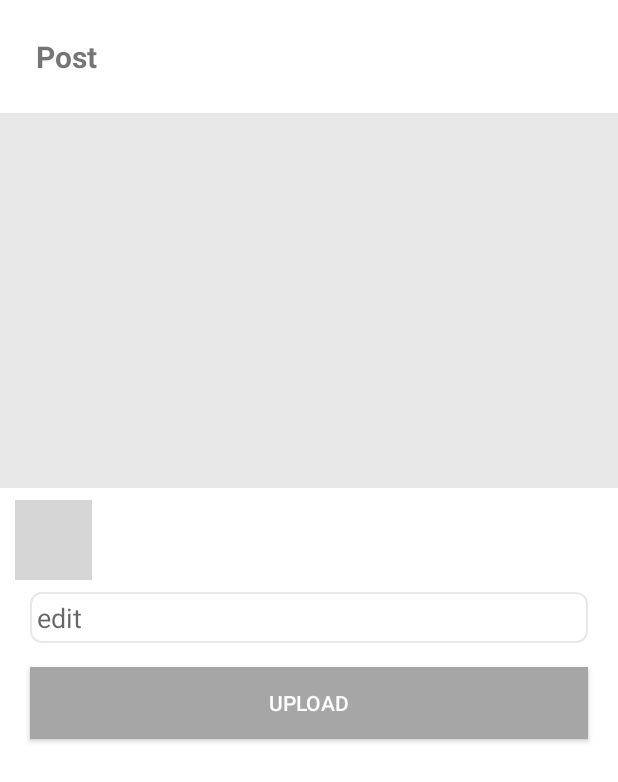
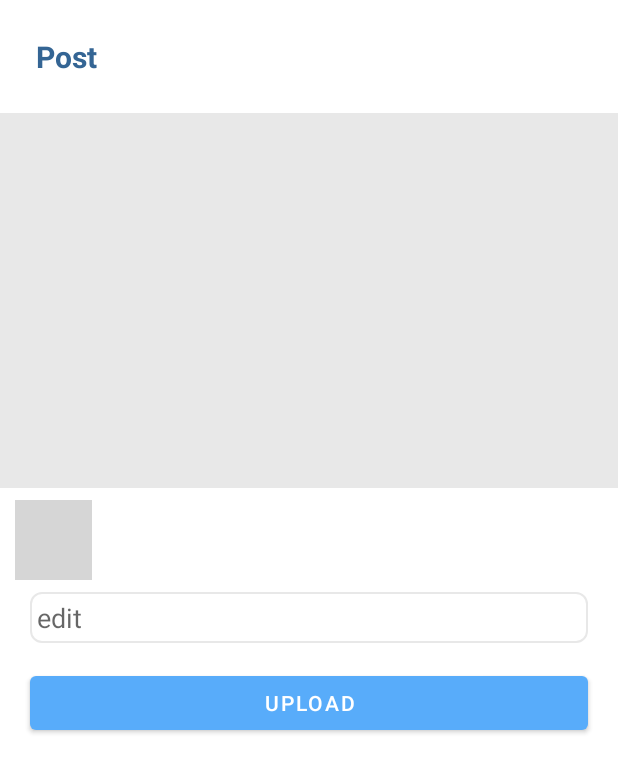
Before and after one commit to goldsergeant/Android-sns-Project, an Android app: the layout activity_post.xml on its own in the app's theme, with its tools: preview values and no code run, on a phone screen of 412 x 824 dp. Shown: the top 782 px of the screen. Run offline under Robolectric (Android 15) with nearby library versions, the phone set to English and light mode, and no system bars; grey boxes are pictures that could not be loaded.

Commit message:
UI 수정

```diff
--- a/app/src/main/res/layout/activity_post.xml
+++ b/app/src/main/res/layout/activity_post.xml
@@ -24,6 +24,7 @@
                 android:text="Post"
                 android:textSize="20sp"
                 android:textStyle="bold"
+                android:textColor="#346594"
                 app:layout_constraintStart_toStartOf="parent"
                 app:layout_constraintTop_toTopOf="parent" />
 
@@ -66,7 +67,7 @@
                 app:layout_constraintStart_toStartOf="parent"
                 app:layout_constraintTop_toBottomOf="@+id/post_photobutton" />
 
-            <androidx.appcompat.widget.AppCompatButton
+            <Button
                 android:id="@+id/post_uploadbutton"
                 android:layout_width="match_parent"
                 android:layout_height="wrap_content"
@@ -74,9 +75,7 @@
                 android:layout_marginTop="16dp"
                 android:layout_marginEnd="20dp"
                 android:layout_marginBottom="36dp"
-                android:background="#A6A6A6"
                 android:text="upload"
-                android:textColor="#FFFFFF"
                 app:layout_constraintEnd_toEndOf="parent"
                 app:layout_constraintTop_toBottomOf="@+id/post_edittext" />
         </LinearLayout>
--- a/app/src/main/res/layout/activity_profile.xml
+++ b/app/src/main/res/layout/activity_profile.xml
@@ -44,6 +44,7 @@
         android:text="Profile"
         android:textSize="20sp"
         android:textStyle="bold"
+        android:textColor="#346594"
         app:layout_constraintStart_toStartOf="parent"
         app:layout_constraintTop_toTopOf="parent" />
 
--- a/app/src/main/res/layout/homeitem.xml
+++ b/app/src/main/res/layout/homeitem.xml
@@ -13,6 +13,7 @@
         android:layout_marginTop="8dp"
         android:text="Friend's Name"
         android:textSize="16dp"
+        android:textStyle="bold"
         app:layout_constraintStart_toStartOf="parent"
         app:layout_constraintTop_toTopOf="parent" />
 
--- a/app/src/main/res/values/themes.xml
+++ b/app/src/main/res/values/themes.xml
@@ -1,13 +1,13 @@
 <resources xmlns:tools="http://schemas.android.com/tools">
     <!-- Base application theme. -->
-    <style name="Theme.SNSProject" parent="Theme.MaterialComponents.DayNight.DarkActionBar">
+    <style name="Theme.SNSProject" parent="Theme.MaterialComponents.DayNight.NoActionBar">
         <!-- Primary brand color. -->
-        <item name="colorPrimary">@color/purple_500</item>
-        <item name="colorPrimaryVariant">@color/purple_700</item>
+        <item name="colorPrimary">#58ACFA</item>
+        <item name="colorPrimaryVariant">#58ACFA</item>
         <item name="colorOnPrimary">@color/white</item>
         <!-- Secondary brand color. -->
-        <item name="colorSecondary">@color/teal_200</item>
-        <item name="colorSecondaryVariant">@color/teal_700</item>
+        <item name="colorSecondary">#58ACFA</item>
+        <item name="colorSecondaryVariant">#58ACFA</item>
         <item name="colorOnSecondary">@color/black</item>
         <!-- Status bar color. -->
         <item name="android:statusBarColor" tools:targetApi="l">?attr/colorPrimaryVariant</item>
```
Also changed, not shown: app/src/main/res/layout/activity_home.xml (+25 -1 lines), app/src/main/res/layout/activity_listfriend.xml (+31 -6 lines), app/src/main/res/layout/activity_searchfriend.xml (+7 -2 lines), app/src/main/res/layout/listfrienditem.xml (+24 -7 lines).
